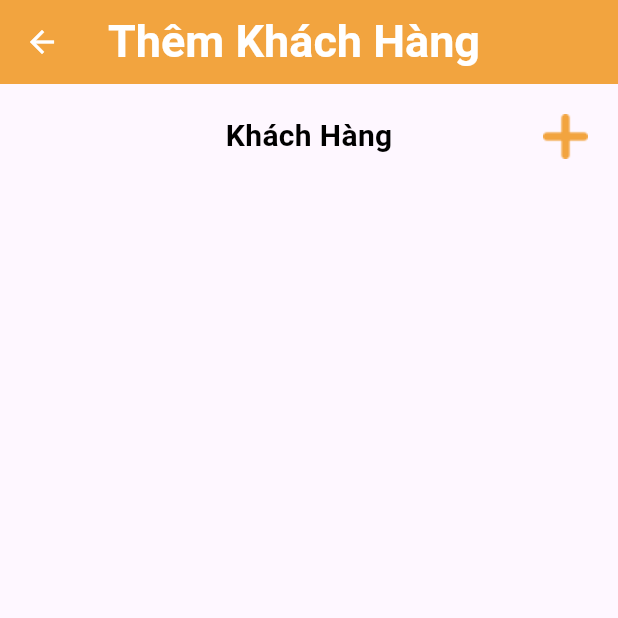
After one commit to tamvu07/TA_Shop, a Flutter app: the screen it shows after launch, after a tap on "Add Users", after a tap on "Khách Hàng", on a phone screen of 412 x 824 dp, the top half of it. The commit adds this screen. Run offline on Flutter 3.47's test engine with Material 3 defaults, Android fonts, the phone set to English and light mode, and no system bars; our stand-ins replace firebase_core, firebase_database, go_router, logger; accounts and stored records are empty.

Commit message:
*Update code

```diff
--- a/TAShop/lib/src/core/app_assets.dart
+++ b/TAShop/lib/src/core/app_assets.dart
@@ -1,3 +1,4 @@
 class AppAssets {
   static const String icAddPersons = 'assets/ic_add_persons.png';
+  static const String icAdd = 'assets/ic_add.png';
 }
--- a/TAShop/lib/src/core/router.dart
+++ b/TAShop/lib/src/core/router.dart
@@ -1,6 +1,7 @@
 
 import 'package:flutter/material.dart';
 import 'package:go_router/go_router.dart';
+import 'package:ta_shop/src/screens/add_users_page.dart';
 import 'package:ta_shop/src/screens/home_page.dart';
 
 final GoRouter router = GoRouter(
@@ -11,11 +12,9 @@ final GoRouter router = GoRouter(
       path: '/home',
       builder: (BuildContext context, GoRouterState state) => const HomePage(),
     ),
-    // GoRoute(
-    //   path: '/details/:id',
-    //   builder: (BuildContext context, GoRouterState state) => DetailsPage(
-    //     id: state.params['id']!,
-    //   ),
-    // ),
+    GoRoute(
+      path: '/addUsers',
+      builder: (BuildContext context, GoRouterState state) => const AddUsersPage(),
+    ),
   ],
 );
--- /dev/null
+++ b/TAShop/lib/src/screens/add_users_page.dart
@@ -0,0 +1,82 @@
+import 'package:flutter/material.dart';
+import 'package:flutter/widgets.dart';
+import 'package:go_router/go_router.dart';
+import 'package:ta_shop/src/core/app_assets.dart';
+import 'package:logger/logger.dart';
+
+final logger = Logger();
+
+class AddUsersPage extends StatefulWidget {
+  const AddUsersPage({Key? key}) : super(key: key);
+
+  @override
+  State<AddUsersPage> createState() => _AddUsersPageState();
+}
+
+class _AddUsersPageState extends State<AddUsersPage> {
+  @override
+  Widget build(BuildContext context) {
+    return Scaffold(
+      appBar: AppBar(
+        title: const Text(
+          "Thêm Khách Hàng",
+          style: TextStyle(
+              color: Colors.white, fontSize: 30.0, fontWeight: FontWeight.bold),
+        ),
+        backgroundColor: Color(0xFFF2A43F),
+        leading: IconButton(
+          icon: const Icon(
+            Icons.arrow_back,
+            color: Colors.white,
+            ),
+          onPressed: () {
+            context.go('/home');
+          },
+        ),
+      ),
+      body: Expanded(
+        child: Column(
+          mainAxisAlignment: MainAxisAlignment.start,
+          crossAxisAlignment: CrossAxisAlignment.start,
+          children: [
+            const SizedBox(height: 10),
+            _buildContentTitle(() {
+              logger.v("a2.....tam1......");
+            }),
+            //  const SizedBox(height: 20),
+            ],
+        ),
+      ),
+    );
+  }
+
+  Widget _buildContentTitle(Function() actionClick) {
+    return GestureDetector(
+      onTap: () {
+        actionClick();
+      },
+      child: SizedBox(
+         height: 50.0,
+        child: Stack(
+          fit: StackFit.expand,
+          children: [
+            const Center(
+              child: Text(
+                "Khách Hàng",style: TextStyle(
+                  color: Colors.black, fontSize: 20.0, fontWeight: FontWeight.bold),
+                ),
+            ),
+            Positioned(
+            top: 10,
+            right: 20,
+            child: SizedBox(
+                      height: 30.0,
+                      width: 30.0,
+                      child: Image.asset(AppAssets.icAdd) ),
+          )
+          ],
+        ),
+      ),
+    );
+  }
+}
--- a/TAShop/lib/src/screens/home_page.dart
+++ b/TAShop/lib/src/screens/home_page.dart
@@ -1,5 +1,6 @@
 import 'package:flutter/material.dart';
 import 'package:flutter/widgets.dart';
+import 'package:go_router/go_router.dart';
 import 'package:ta_shop/src/core/app_assets.dart';
 import 'package:logger/logger.dart';
 
@@ -39,18 +40,18 @@ class _HomePageState extends State<HomePage> {
         mainAxisAlignment: MainAxisAlignment.spaceEvenly,
         children: [
           Expanded(
-            child: _buildItemDetail(() {
-              print("a2.........1...........");
+            child: _buildItemDetail("Add Users", () {
+              context.go('/addUsers');
               logger.v("a2.....tam1......");
             }),
           ),
           Expanded(
-            child: _buildItemDetail(() {
+            child: _buildItemDetail("ABC", () {
               print("a2.........2...........");
             }),
           ),
           Expanded(
-            child: _buildItemDetail(() {
+            child: _buildItemDetail("XYZ", () {
               print("a2.........3...........");
             }),
           ),
@@ -59,7 +60,7 @@ class _HomePageState extends State<HomePage> {
     );
   }
 
-  Widget _buildItemDetail(Function() actionClick) {
+  Widget _buildItemDetail(String name, Function() actionClick) {
     return GestureDetector(
       onTap: () {
         actionClick();
@@ -81,8 +82,9 @@ actionClick();
             ),
           ),
           const SizedBox(height: 10),
-                  const Text("ABC",
-                      style: TextStyle(
+          Text(
+            name,
+              style: const TextStyle(
                   color: Colors.black,
                   fontSize: 12.0,
                   fontWeight: FontWeight.w100)),
```
Also changed, not shown: TAShop/assets/ic_add.png (added), 5 other files. Lines whose indentation alone changed are shown as unchanged.
